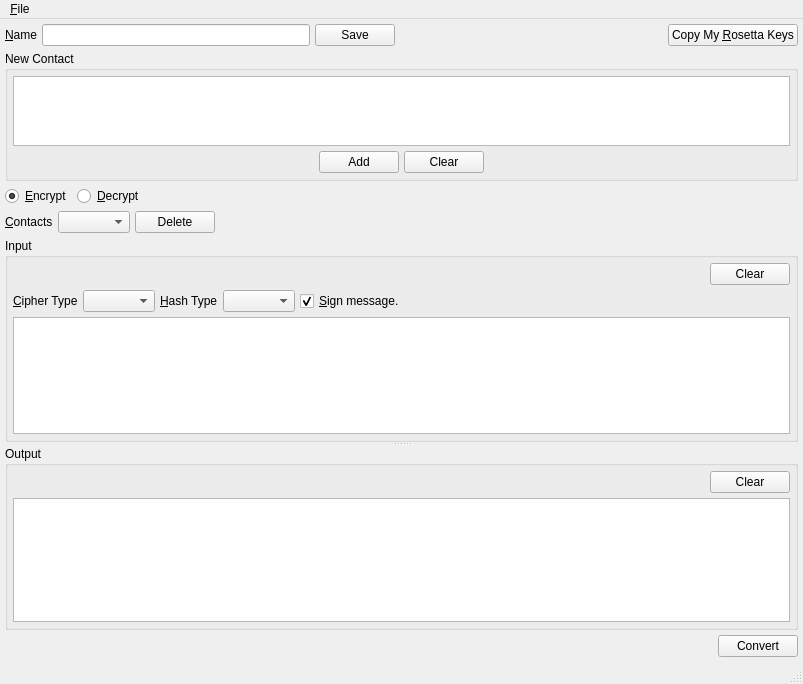
Before: the Qt Designer form UI/rosetta.ui in xloem/spot-on-svn, drawn with Qt 5.
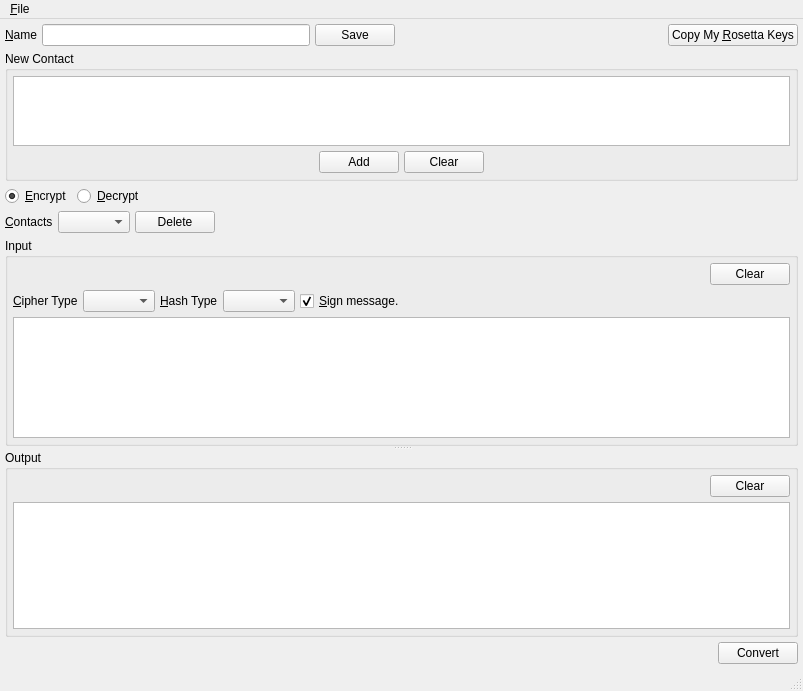
After: the same form once the commit is applied. Icons and pictures are not drawn.

The edit to the form file:
```diff
--- a/UI/rosetta.ui
+++ b/UI/rosetta.ui
@@ -7,7 +7,7 @@
     <x>0</x>
     <y>0</y>
     <width>803</width>
-    <height>684</height>
+    <height>691</height>
    </rect>
   </property>
   <property name="windowTitle">
```
Left out of the diff: 6 changed lines with no effect on the pictures.
